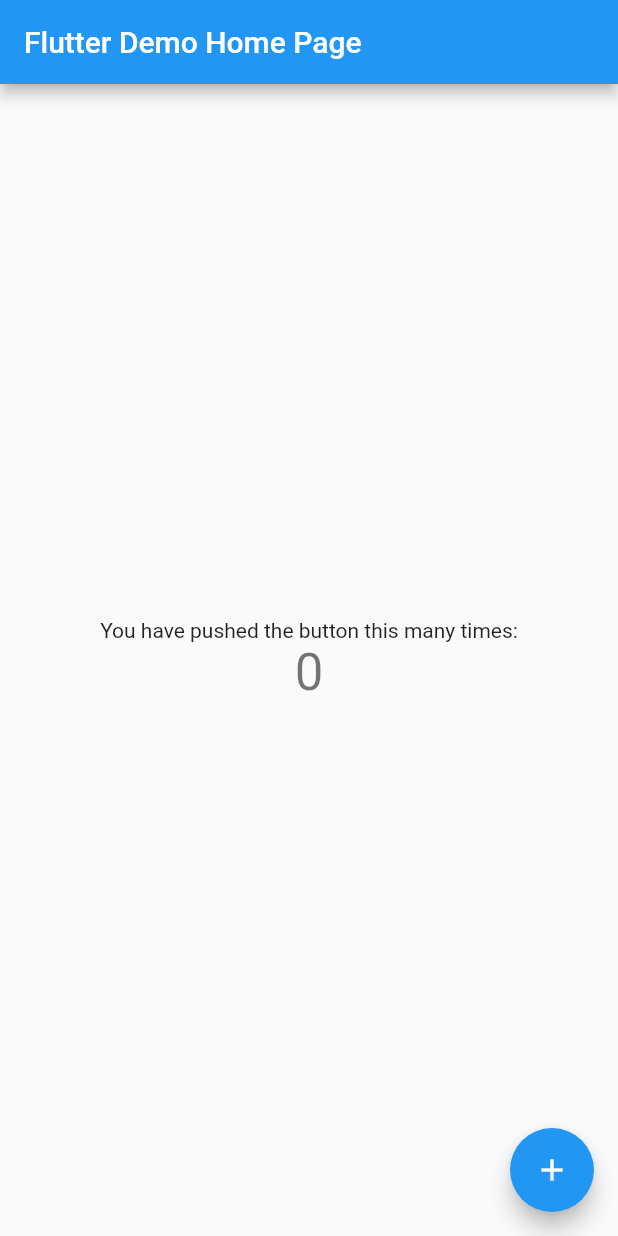
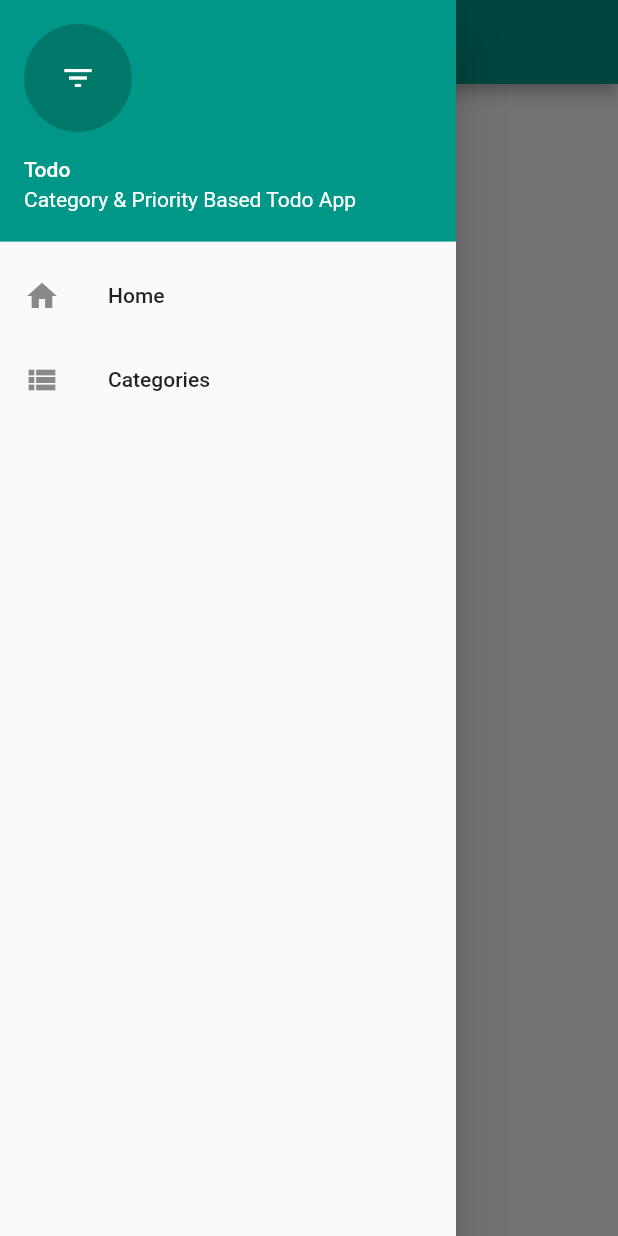
Before and after one commit to muhammadnumanlatif/todo, a Flutter app: the screen it shows after launch, with the side drawer open (before the commit the screen has no drawer), on a phone screen of 412 x 824 dp. Run offline on Flutter 3.47's test engine with Material 2 defaults, Android fonts, the phone set to English and light mode, and no system bars.

Commit message:
initial commit 051121

```diff
--- a/lib/main.dart
+++ b/lib/main.dart
@@ -1,4 +1,5 @@
 import 'package:flutter/material.dart';
+import 'package:todo/widgets/drawer_navigation.dart';
 
 void main() {
   runApp(const MyApp());
@@ -13,103 +14,28 @@ class MyApp extends StatelessWidget {
     return MaterialApp(
       title: 'Flutter Demo',
       theme: ThemeData(
-        // This is the theme of your application.
-        //
-        // Try running your application with "flutter run". You'll see the
-        // application has a blue toolbar. Then, without quitting the app, try
-        // changing the primarySwatch below to Colors.green and then invoke
-        // "hot reload" (press "r" in the console where you ran "flutter run",
-        // or simply save your changes to "hot reload" in a Flutter IDE).
-        // Notice that the counter didn't reset back to zero; the application
-        // is not restarted.
-        primarySwatch: Colors.blue,
+        primarySwatch: Colors.teal,
       ),
-      home: const MyHomePage(title: 'Flutter Demo Home Page'),
+      home: Todo(),
     );
   }
 }
 
-class MyHomePage extends StatefulWidget {
-  const MyHomePage({Key? key, required this.title}) : super(key: key);
-
-  // This widget is the home page of your application. It is stateful, meaning
-  // that it has a State object (defined below) that contains fields that affect
-  // how it looks.
-
-  // This class is the configuration for the state. It holds the values (in this
-  // case the title) provided by the parent (in this case the App widget) and
-  // used by the build method of the State. Fields in a Widget subclass are
-  // always marked "final".
-
-  final String title;
+class Todo extends StatefulWidget {
+  const Todo({Key? key}) : super(key: key);
 
   @override
-  State<MyHomePage> createState() => _MyHomePageState();
+  _TodoState createState() => _TodoState();
 }
 
-class _MyHomePageState extends State<MyHomePage> {
-  int _counter = 0;
-
-  void _incrementCounter() {
-    setState(() {
-      // This call to setState tells the Flutter framework that something has
-      // changed in this State, which causes it to rerun the build method below
-      // so that the display can reflect the updated values. If we changed
-      // _counter without calling setState(), then the build method would not be
-      // called again, and so nothing would appear to happen.
-      _counter++;
-    });
-  }
-
+class _TodoState extends State<Todo> {
   @override
   Widget build(BuildContext context) {
-    // This method is rerun every time setState is called, for instance as done
-    // by the _incrementCounter method above.
-    //
-    // The Flutter framework has been optimized to make rerunning build methods
-    // fast, so that you can just rebuild anything that needs updating rather
-    // than having to individually change instances of widgets.
     return Scaffold(
       appBar: AppBar(
-        // Here we take the value from the MyHomePage object that was created by
-        // the App.build method, and use it to set our appbar title.
-        title: Text(widget.title),
+        title: Text("Todo App"),
       ),
-      body: Center(
-        // Center is a layout widget. It takes a single child and positions it
-        // in the middle of the parent.
-        child: Column(
-          // Column is also a layout widget. It takes a list of children and
-          // arranges them vertically. By default, it sizes itself to fit its
-          // children horizontally, and tries to be as tall as its parent.
-          //
-          // Invoke "debug painting" (press "p" in the console, choose the
-          // "Toggle Debug Paint" action from the Flutter Inspector in Android
-          // Studio, or the "Toggle Debug Paint" command in Visual Studio Code)
-          // to see the wireframe for each widget.
-          //
-          // Column has various properties to control how it sizes itself and
-          // how it positions its children. Here we use mainAxisAlignment to
-          // center the children vertically; the main axis here is the vertical
-          // axis because Columns are vertical (the cross axis would be
-          // horizontal).
-          mainAxisAlignment: MainAxisAlignment.center,
-          children: <Widget>[
-            const Text(
-              'You have pushed the button this many times:',
-            ),
-            Text(
-              '$_counter',
-              style: Theme.of(context).textTheme.headline4,
-            ),
-          ],
-        ),
-      ),
-      floatingActionButton: FloatingActionButton(
-        onPressed: _incrementCounter,
-        tooltip: 'Increment',
-        child: const Icon(Icons.add),
-      ), // This trailing comma makes auto-formatting nicer for build methods.
+      drawer: DrawerNaigation(),
     );
   }
 }
--- /dev/null
+++ b/lib/screens/categories_screen.dart
@@ -0,0 +1,15 @@
+import 'package:flutter/material.dart';
+
+class CategoriesScreen extends StatefulWidget {
+  const CategoriesScreen({Key? key}) : super(key: key);
+
+  @override
+  _CategoriesScreenState createState() => _CategoriesScreenState();
+}
+
+class _CategoriesScreenState extends State<CategoriesScreen> {
+  @override
+  Widget build(BuildContext context) {
+    return Container();
+  }
+}
--- /dev/null
+++ b/lib/widgets/drawer_navigation.dart
@@ -0,0 +1,56 @@
+import 'package:flutter/material.dart';
+import 'package:todo/main.dart';
+import 'package:todo/screens/categories_screen.dart';
+
+class DrawerNaigation extends StatefulWidget {
+  const DrawerNaigation({Key? key}) : super(key: key);
+
+  @override
+  _DrawerNaigationState createState() => _DrawerNaigationState();
+}
+
+class _DrawerNaigationState extends State<DrawerNaigation> {
+  @override
+  Widget build(BuildContext context) {
+    return Container(
+      child: Drawer(
+        child: ListView(
+          children: [
+            UserAccountsDrawerHeader(
+                accountName: Text("Todo"),
+                accountEmail: Text("Category & Priority Based Todo App"),
+              currentAccountPicture: GestureDetector(
+                child: CircleAvatar(
+                  child: Icon(Icons.filter_list),
+                ),
+              ),
+              decoration: BoxDecoration(
+                color: Colors.teal,
+              ),
+            ),
+
+            ListTile(
+              title: Text("Home"),
+              leading: Icon(Icons.home),
+              onTap: (){
+                Navigator.push(context,
+                    MaterialPageRoute(builder: (context)=>Todo())
+                );
+              },
+            ),
+
+            ListTile(
+              title: Text("Categories"),
+              leading: Icon(Icons.view_list),
+              onTap: (){
+                Navigator.push(context,
+                    MaterialPageRoute(builder: (context)=>CategoriesScreen())
+                );
+              },
+            ),
+          ],
+        ),
+      ),
+    );
+  }
+}
```
